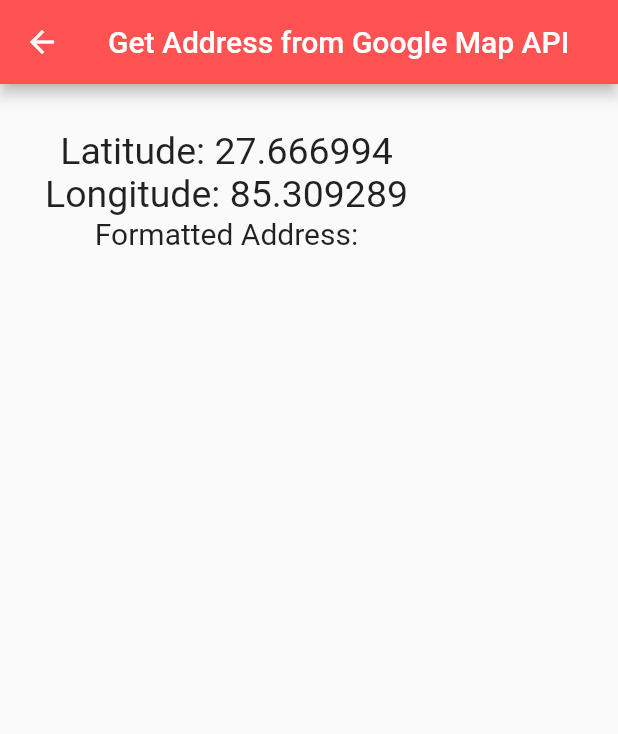
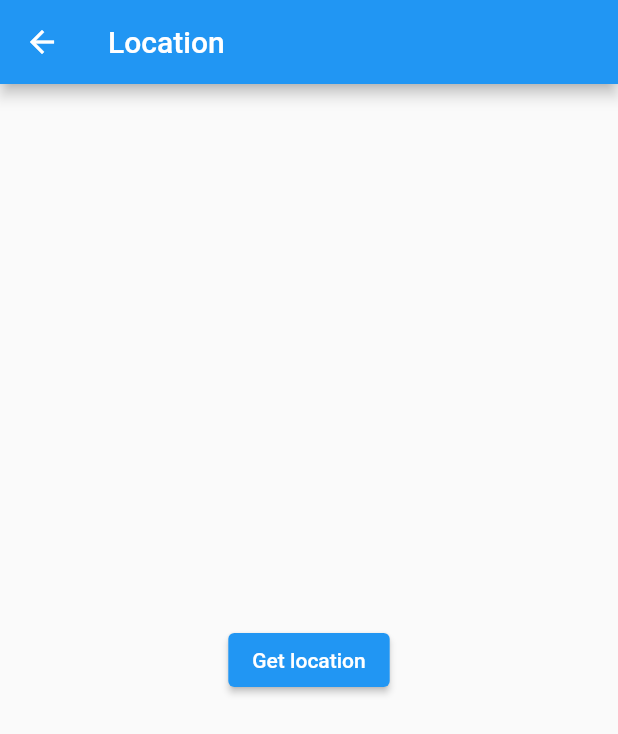
Before and after one commit to danrino95/project_one10, a Flutter app: the GeoLocationMobile screen opened directly, on a phone screen of 412 x 824 dp. Shown: the top 734 px of the screen. Run offline on Flutter 3.47's test engine with Material 2 defaults, Android fonts, the phone set to English and light mode, and no system bars; our stand-ins replace cloud_firestore, connectivity_plus, email_validator, firebase_auth, firebase_core, font_awesome_flutter and 5 more; missing offline and left inert: custom_gradient_button, flutter_facebook_auth, govt_documents_validator, twitter_login; accounts and stored records are empty.

```diff
--- a/lib/Screens/Mobile/mobile_geo_location.dart
+++ b/lib/Screens/Mobile/mobile_geo_location.dart
@@ -1,5 +1,6 @@
-import 'package:dio/dio.dart';
 import 'package:flutter/material.dart';
+import 'package:geocoding/geocoding.dart';
+import 'package:geolocator/geolocator.dart';
 
 
 class GeoLocationMobile extends StatefulWidget {
@@ -10,65 +11,64 @@
 }
 
 class _GeoLocationMobileState extends State<GeoLocationMobile> {
-  String googleApikey = "";
-  double latitude = 27.666994; //latitude
-  double longitude = 85.309289; //longitude
-
-  String address = "";
-
-  @override
-  void initState() {
-    convertToAddress(latitude, longitude, googleApikey); //call convert to address
-    super.initState();
-  }
-
-  convertToAddress(double lat, double long, String apikey) async {
-    Dio dio = Dio();  //initilize dio package
-    String apiurl = "https://maps.googleapis.com/maps/api/geocode/json?latlng=$lat,$long&key=$apikey";
-
-    Response response = await dio.get(apiurl); //send get request to API URL
-
-    if(response.statusCode == 200){ //if connection is successful
-      Map data = response.data; //get response data
-      if(data["status"] == "OK"){ //if status is "OK" returned from REST API
-        if(data["results"].length > 0){ //if there is atleast one address
-          Map firstresult = data["results"][0]; //select the first address
-
-          address = firstresult["formatted_address"]; //get the address
-
-          //you can use the JSON data to get address in your own format
-
-          setState(() {
-            //refresh UI
-          });
-        }
-      }else{
-        print(data["error_message"]);
-      }
-    }else{
-      print("error while fetching geoconding data");
-    }
-  }
+  Position? _currentPosition;
+  String? _currentAddress;
 
   @override
   Widget build(BuildContext context) {
-    return  Scaffold(
-        appBar: AppBar(
-          title: Text("Get Address from Google Map API"),
-          backgroundColor: Colors.redAccent,
+    return Scaffold(
+      appBar: AppBar(
+        title: const Text("Location"),
+      ),
+      body: Center(
+        child: Column(
+          mainAxisAlignment: MainAxisAlignment.center,
+          children: <Widget>[
+            if (_currentAddress != null) Text(
+                _currentAddress!
+            ),
+            if (_currentPosition != null) Text(
+                "LAT: ${_currentPosition?.latitude}, LNG: ${_currentPosition?.longitude}"
+            ),
+            ElevatedButton(
+              child: const Text("Get location"),
+              onPressed: () {
+                _getCurrentLocation();
+              },
+            ),
+          ],
         ),
-        body: Container(
-          padding: EdgeInsets.all(30),
-          child: Column(
-            children: [
-              Text("Latitude: $latitude", style: TextStyle(fontSize: 25),),
-              Text("Longitude: $longitude", style: TextStyle(fontSize: 25)),
-              Text("Formatted Address: $address",
-                style: TextStyle(fontSize: 20),
-                textAlign: TextAlign.center,),
-            ],
-          ),
-        )
+      ),
     );
   }
+
+  _getCurrentLocation() {
+    Geolocator
+        .getCurrentPosition(desiredAccuracy: LocationAccuracy.best, forceAndroidLocationManager: true)
+        .then((Position position) {
+      setState(() {
+        _currentPosition = position;
+        _getAddressFromLatLng();
+      });
+    }).catchError((e) {
+      print(e);
+    });
+  }
+
+  _getAddressFromLatLng() async {
+    try {
+      List<Placemark> placemarks = await placemarkFromCoordinates(
+          _currentPosition!.latitude,
+          _currentPosition!.longitude
+      );
+
+      Placemark place = placemarks[0];
+
+      setState(() {
+        _currentAddress = "${place.locality}, ${place.postalCode}, ${place.country}";
+      });
+    } catch (e) {
+      print(e);
+    }
+  }
 }
--- a/pubspec.yaml
+++ b/pubspec.yaml
@@ -52,6 +52,7 @@
   intl: ^0.17.0
   geocoding: ^2.0.1
   dio: ^4.0.6
+  geolocator: ^9.0.2
 
 dev_dependencies:
   flutter_lints: ^2.0.0
```
Also changed, not shown: pubspec.lock, 5 other files.
